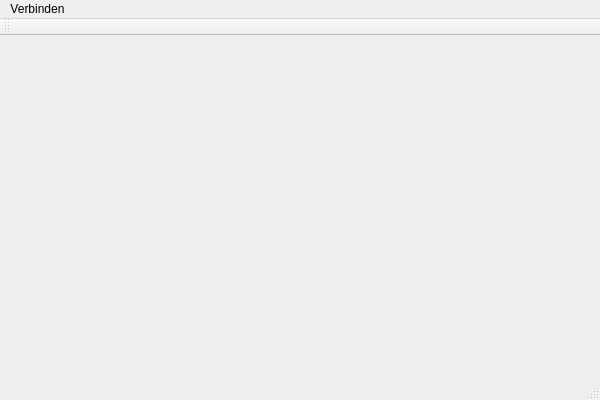
Above: arkecho_player/arkecho_player/Ui/ArkEchoPlayerView.ui from ArkEcho/arkecho_player before the change. Below: the same form after it.
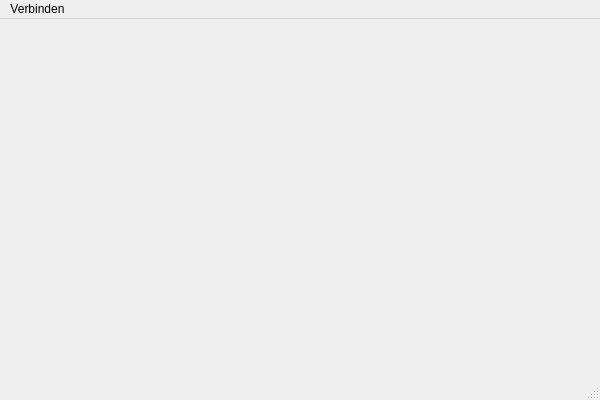
That is the form after the change.

Patch:
```diff
--- a/arkecho_player/arkecho_player/Ui/ArkEchoPlayerView.ui
+++ b/arkecho_player/arkecho_player/Ui/ArkEchoPlayerView.ui
@@ -32,14 +32,6 @@
    </widget>
    <addaction name="menuVerbinden"/>
   </widget>
-  <widget class="QToolBar" name="mainToolBar">
-   <attribute name="toolBarArea">
-    <enum>TopToolBarArea</enum>
-   </attribute>
-   <attribute name="toolBarBreak">
-    <bool>false</bool>
-   </attribute>
-  </widget>
   <widget class="QStatusBar" name="statusBar"/>
   <action name="actionManuelle_Verbindung">
    <property name="text">
```
Left out of the diff: 4 changed lines with no effect on the pictures.
